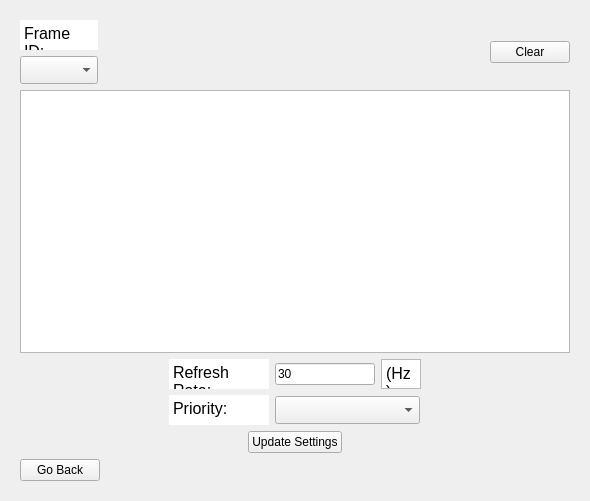
This is mocap_manager.ui in YevheniiKovryzhenko/KGroundControl as Qt 5 draws it before an edit. The edited form follows.
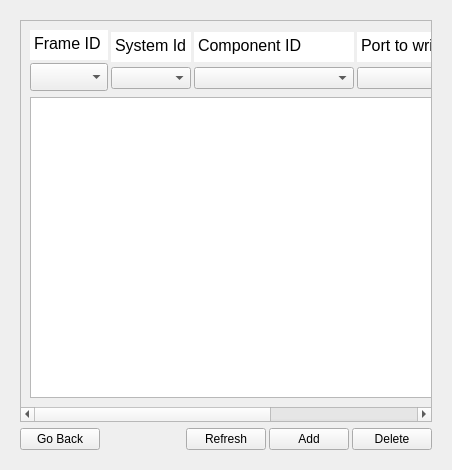
This is the edited form. The open tabs and pages were chosen to show the change.

Commit message:
fixed mocap data display
+displaying mocap data now works properly
+started adding mocap data relay menu

What changed in the file:
```diff
--- a/mocap_manager.ui
+++ b/mocap_manager.ui
@@ -6,8 +6,8 @@
    <rect>
     <x>0</x>
     <y>0</y>
-    <width>590</width>
-    <height>501</height>
+    <width>448</width>
+    <height>470</height>
    </rect>
   </property>
   <property name="windowTitle">
@@ -16,7 +16,7 @@
   <property name="locale">
    <locale language="English" country="UnitedStates"/>
   </property>
-  <layout class="QVBoxLayout" name="verticalLayout_7">
+  <layout class="QVBoxLayout" name="verticalLayout_16">
    <item>
     <widget class="QStackedWidget" name="stackedWidget_main_scroll_window">
      <property name="minimumSize">
@@ -1365,6 +1365,12 @@
              <height>0</height>
             </size>
            </property>
+           <property name="frameShape">
+            <enum>QFrame::NoFrame</enum>
+           </property>
+           <property name="frameShadow">
+            <enum>QFrame::Plain</enum>
+           </property>
            <property name="verticalScrollBarPolicy">
             <enum>Qt::ScrollBarAlwaysOff</enum>
            </property>
@@ -1593,6 +1599,696 @@
        </item>
       </layout>
      </widget>
+     <widget class="QWidget" name="page_2">
+      <layout class="QVBoxLayout" name="verticalLayout_15">
+       <item>
+        <widget class="QScrollArea" name="scrollArea">
+         <property name="widgetResizable">
+          <bool>true</bool>
+         </property>
+         <widget class="QWidget" name="scrollAreaWidgetContents">
+          <property name="geometry">
+           <rect>
+            <x>0</x>
+            <y>0</y>
+            <width>716</width>
+            <height>318</height>
+           </rect>
+          </property>
+          <layout class="QVBoxLayout" name="verticalLayout_14">
+           <item>
+            <layout class="QHBoxLayout" name="horizontalLayout_6">
+             <property name="spacing">
+              <number>3</number>
+             </property>
+             <item>
+              <layout class="QVBoxLayout" name="verticalLayout_7">
+               <property name="spacing">
+                <number>3</number>
+               </property>
+               <item>
+                <widget class="QTextBrowser" name="textBrowser_5">
+                 <property name="sizePolicy">
+                  <sizepolicy hsizetype="MinimumExpanding" vsizetype="Fixed">
+                   <horstretch>0</horstretch>
+                   <verstretch>0</verstretch>
+                  </sizepolicy>
+                 </property>
+                 <property name="minimumSize">
+                  <size>
+                   <width>78</width>
+                   <height>30</height>
+                  </size>
+                 </property>
+                 <property name="maximumSize">
+                  <size>
+                   <width>16777215</width>
+                   <height>30</height>
+                  </size>
+                 </property>
+                 <property name="sizeIncrement">
+                  <size>
+                   <width>0</width>
+                   <height>0</height>
+                  </size>
+                 </property>
+                 <property name="baseSize">
+                  <size>
+                   <width>0</width>
+                   <height>0</height>
+                  </size>
+                 </property>
+                 <property name="layoutDirection">
+                  <enum>Qt::LeftToRight</enum>
+                 </property>
+                 <property name="autoFillBackground">
+                  <bool>false</bool>
+                 </property>
+                 <property name="frameShape">
+                  <enum>QFrame::NoFrame</enum>
+                 </property>
+                 <property name="frameShadow">
+                  <enum>QFrame::Plain</enum>
+                 </property>
+                 <property name="verticalScrollBarPolicy">
+                  <enum>Qt::ScrollBarAlwaysOff</enum>
+                 </property>
+                 <property name="horizontalScrollBarPolicy">
+                  <enum>Qt::ScrollBarAlwaysOff</enum>
+                 </property>
+                 <property name="sizeAdjustPolicy">
+                  <enum>QAbstractScrollArea::AdjustToContents</enum>
+                 </property>
+                 <property name="lineWrapMode">
+                  <enum>QTextEdit::WidgetWidth</enum>
+                 </property>
+                 <property name="html">
+                  <string>&lt;!DOCTYPE HTML PUBLIC &quot;-//W3C//DTD HTML 4.0//EN&quot; &quot;http://www.w3.org/TR/REC-html40/strict.dtd&quot;&gt;
+&lt;html&gt;&lt;head&gt;&lt;meta name=&quot;qrichtext&quot; content=&quot;1&quot; /&gt;&lt;meta charset=&quot;utf-8&quot; /&gt;&lt;style type=&quot;text/css&quot;&gt;
+p, li { white-space: pre-wrap; }
+hr { height: 1px; border-width: 0; }
+li.unchecked::marker { content: &quot;\2610&quot;; }
+li.checked::marker { content: &quot;\2612&quot;; }
+&lt;/style&gt;&lt;/head&gt;&lt;body style=&quot; font-family:'Segoe UI'; font-size:9pt; font-weight:400; font-style:normal;&quot;&gt;
+&lt;p style=&quot; margin-top:0px; margin-bottom:0px; margin-left:0px; margin-right:0px; -qt-block-indent:0; text-indent:0px;&quot;&gt;&lt;span style=&quot; font-size:12pt;&quot;&gt;Frame ID&lt;/span&gt;&lt;/p&gt;&lt;/body&gt;&lt;/html&gt;</string>
+                 </property>
+                 <property name="textInteractionFlags">
+                  <set>Qt::NoTextInteraction</set>
+                 </property>
+                </widget>
+               </item>
+               <item>
+                <widget class="QComboBox" name="cmbx_relay_frameid">
+                 <property name="sizePolicy">
+                  <sizepolicy hsizetype="MinimumExpanding" vsizetype="Fixed">
+                   <horstretch>30</horstretch>
+                   <verstretch>0</verstretch>
+                  </sizepolicy>
+                 </property>
+                 <property name="minimumSize">
+                  <size>
+                   <width>78</width>
+                   <height>28</height>
+                  </size>
+                 </property>
+                 <property name="maximumSize">
+                  <size>
+                   <width>16777215</width>
+                   <height>16777215</height>
+                  </size>
+                 </property>
+                 <property name="baseSize">
+                  <size>
+                   <width>0</width>
+                   <height>0</height>
+                  </size>
+                 </property>
+                </widget>
+               </item>
+              </layout>
+             </item>
+             <item>
+              <layout class="QVBoxLayout" name="verticalLayout_8">
+               <property name="spacing">
+                <number>3</number>
+               </property>
+               <item>
+                <widget class="QTextBrowser" name="textBrowser_7">
+                 <property name="sizePolicy">
+                  <sizepolicy hsizetype="MinimumExpanding" vsizetype="Fixed">
+                   <horstretch>0</horstretch>
+                   <verstretch>0</verstretch>
+                  </sizepolicy>
+                 </property>
+                 <property name="minimumSize">
+                  <size>
+                   <width>80</width>
+                   <height>30</height>
+                  </size>
+                 </property>
+                 <property name="maximumSize">
+                  <size>
+                   <width>16777215</width>
+                   <height>30</height>
+                  </size>
+                 </property>
+                 <property name="sizeIncrement">
+                  <size>
+                   <width>0</width>
+                   <height>0</height>
+                  </size>
+                 </property>
+                 <property name="baseSize">
+                  <size>
+                   <width>0</width>
+                   <height>0</height>
+                  </size>
+                 </property>
+                 <property name="layoutDirection">
+                  <enum>Qt::LeftToRight</enum>
+                 </property>
+                 <property name="autoFillBackground">
+                  <bool>false</bool>
+                 </property>
+                 <property name="frameShape">
+                  <enum>QFrame::NoFrame</enum>
+                 </property>
+                 <property name="frameShadow">
+                  <enum>QFrame::Plain</enum>
+                 </property>
+                 <property name="verticalScrollBarPolicy">
+                  <enum>Qt::ScrollBarAlwaysOff</enum>
+                 </property>
+                 <property name="horizontalScrollBarPolicy">
+                  <enum>Qt::ScrollBarAlwaysOff</enum>
+                 </property>
+                 <property name="sizeAdjustPolicy">
+                  <enum>QAbstractScrollArea::AdjustToContents</enum>
+                 </property>
+                 <property name="lineWrapMode">
+                  <enum>QTextEdit::WidgetWidth</enum>
+                 </property>
+                 <property name="html">
+                  <string>&lt;!DOCTYPE HTML PUBLIC &quot;-//W3C//DTD HTML 4.0//EN&quot; &quot;http://www.w3.org/TR/REC-html40/strict.dtd&quot;&gt;
+&lt;html&gt;&lt;head&gt;&lt;meta name=&quot;qrichtext&quot; content=&quot;1&quot; /&gt;&lt;meta charset=&quot;utf-8&quot; /&gt;&lt;style type=&quot;text/css&quot;&gt;
+p, li { white-space: pre-wrap; }
+hr { height: 1px; border-width: 0; }
+li.unchecked::marker { content: &quot;\2610&quot;; }
+li.checked::marker { content: &quot;\2612&quot;; }
+&lt;/style&gt;&lt;/head&gt;&lt;body style=&quot; font-family:'Segoe UI'; font-size:9pt; font-weight:400; font-style:normal;&quot;&gt;
+&lt;p style=&quot; margin-top:0px; margin-bottom:0px; margin-left:0px; margin-right:0px; -qt-block-indent:0; text-indent:0px;&quot;&gt;&lt;span style=&quot; font-size:12pt;&quot;&gt;System Id&lt;/span&gt;&lt;/p&gt;&lt;/body&gt;&lt;/html&gt;</string>
+                 </property>
+                 <property name="textInteractionFlags">
+                  <set>Qt::NoTextInteraction</set>
+                 </property>
+                </widget>
+               </item>
+               <item>
+                <widget class="QComboBox" name="cmbx_relay_sysid">
+                 <property name="sizePolicy">
+                  <sizepolicy hsizetype="MinimumExpanding" vsizetype="Fixed">
+                   <horstretch>30</horstretch>
+                   <verstretch>0</verstretch>
+                  </sizepolicy>
+                 </property>
+                 <property name="minimumSize">
+                  <size>
+                   <width>80</width>
+                   <height>0</height>
+                  </size>
+                 </property>
+                 <property name="maximumSize">
+                  <size>
+                   <width>16777215</width>
+                   <height>16777215</height>
+                  </size>
+                 </property>
+                 <property name="baseSize">
+                  <size>
+                   <width>0</width>
+                   <height>0</height>
+                  </size>
+                 </property>
+                </widget>
+               </item>
+              </layout>
+             </item>
+             <item>
+              <layout class="QVBoxLayout" name="verticalLayout_10">
+               <property name="spacing">
+                <number>3</number>
+               </property>
+               <item>
+                <widget class="QTextBrowser" name="textBrowser_8">
+                 <property name="sizePolicy">
+                  <sizepolicy hsizetype="MinimumExpanding" vsizetype="Fixed">
+                   <horstretch>0</horstretch>
+                   <verstretch>0</verstretch>
+                  </sizepolicy>
+                 </property>
+                 <property name="minimumSize">
+                  <size>
+                   <width>160</width>
+                   <height>30</height>
+                  </size>
+                 </property>
+                 <property name="maximumSize">
+                  <size>
+                   <width>16777215</width>
+                   <height>30</height>
+                  </size>
+                 </property>
+                 <property name="sizeIncrement">
+                  <size>
+                   <width>0</width>
+                   <height>0</height>
+                  </size>
+                 </property>
+                 <property name="baseSize">
+                  <size>
+                   <width>0</width>
+                   <height>0</height>
+                  </size>
+                 </property>
+                 <property name="layoutDirection">
+                  <enum>Qt::LeftToRight</enum>
+                 </property>
+                 <property name="autoFillBackground">
+                  <bool>false</bool>
+                 </property>
+                 <property name="frameShape">
+                  <enum>QFrame::NoFrame</enum>
+                 </property>
+                 <property name="frameShadow">
+                  <enum>QFrame::Plain</enum>
+                 </property>
+                 <property name="verticalScrollBarPolicy">
+                  <enum>Qt::ScrollBarAlwaysOff</enum>
+                 </property>
+                 <property name="horizontalScrollBarPolicy">
+                  <enum>Qt::ScrollBarAlwaysOff</enum>
+                 </property>
+                 <property name="sizeAdjustPolicy">
+                  <enum>QAbstractScrollArea::AdjustToContents</enum>
+                 </property>
+                 <property name="lineWrapMode">
+                  <enum>QTextEdit::WidgetWidth</enum>
+                 </property>
+                 <property name="html">
+                  <string>&lt;!DOCTYPE HTML PUBLIC &quot;-//W3C//DTD HTML 4.0//EN&quot; &quot;http://www.w3.org/TR/REC-html40/strict.dtd&quot;&gt;
+&lt;html&gt;&lt;head&gt;&lt;meta name=&quot;qrichtext&quot; content=&quot;1&quot; /&gt;&lt;meta charset=&quot;utf-8&quot; /&gt;&lt;style type=&quot;text/css&quot;&gt;
+p, li { white-space: pre-wrap; }
+hr { height: 1px; border-width: 0; }
+li.unchecked::marker { content: &quot;\2610&quot;; }
+li.checked::marker { content: &quot;\2612&quot;; }
+&lt;/style&gt;&lt;/head&gt;&lt;body style=&quot; font-family:'Segoe UI'; font-size:9pt; font-weight:400; font-style:normal;&quot;&gt;
+&lt;p style=&quot; margin-top:0px; margin-bottom:0px; margin-left:0px; margin-right:0px; -qt-block-indent:0; text-indent:0px;&quot;&gt;&lt;span style=&quot; font-size:12pt;&quot;&gt;Component ID&lt;/span&gt;&lt;/p&gt;&lt;/body&gt;&lt;/html&gt;</string>
+                 </property>
+                 <property name="textInteractionFlags">
+                  <set>Qt::NoTextInteraction</set>
+                 </property>
+                </widget>
+               </item>
+               <item>
+                <widget class="QComboBox" name="cmbx_relay_compid">
+                 <property name="sizePolicy">
+                  <sizepolicy hsizetype="MinimumExpanding" vsizetype="Fixed">
+                   <horstretch>30</horstretch>
+                   <verstretch>0</verstretch>
+                  </sizepolicy>
+                 </property>
+                 <property name="minimumSize">
+                  <size>
+                   <width>160</width>
+                   <height>0</height>
+                  </size>
+                 </property>
+                 <property name="maximumSize">
+                  <size>
+                   <width>16777215</width>
+                   <height>16777215</height>
+                  </size>
+                 </property>
+                 <property name="baseSize">
+                  <size>
+                   <width>0</width>
+                   <height>0</height>
+                  </size>
+                 </property>
+                </widget>
+               </item>
+              </layout>
+             </item>
+             <item>
+              <layout class="QVBoxLayout" name="verticalLayout_11">
+               <property name="spacing">
+                <number>3</number>
+               </property>
+               <item>
+                <widget class="QTextBrowser" name="textBrowser_11">
+                 <property name="sizePolicy">
+                  <sizepolicy hsizetype="MinimumExpanding" vsizetype="Fixed">
+                   <horstretch>0</horstretch>
+                   <verstretch>0</verstretch>
+                  </sizepolicy>
+                 </property>
+                 <property name="minimumSize">
+                  <size>
+                   <width>100</width>
+                   <height>30</height>
+                  </size>
+                 </property>
+                 <property name="maximumSize">
+                  <size>
+                   <width>16777215</width>
+                   <height>30</height>
+                  </size>
+                 </property>
+                 <property name="sizeIncrement">
+                  <size>
+                   <width>0</width>
+                   <height>0</height>
+                  </size>
+                 </property>
+                 <property name="baseSize">
+                  <size>
+                   <width>0</width>
+                   <height>0</height>
+                  </size>
+                 </property>
+                 <property name="layoutDirection">
+                  <enum>Qt::LeftToRight</enum>
+                 </property>
+                 <property name="autoFillBackground">
+                  <bool>false</bool>
+                 </property>
+                 <property name="frameShape">
+                  <enum>QFrame::NoFrame</enum>
+                 </property>
+                 <property name="frameShadow">
+                  <enum>QFrame::Plain</enum>
+                 </property>
+                 <property name="verticalScrollBarPolicy">
+                  <enum>Qt::ScrollBarAlwaysOff</enum>
+                 </property>
+                 <property name="horizontalScrollBarPolicy">
+                  <enum>Qt::ScrollBarAlwaysOff</enum>
+                 </property>
+                 <property name="sizeAdjustPolicy">
+                  <enum>QAbstractScrollArea::AdjustToContents</enum>
+                 </property>
+                 <property name="lineWrapMode">
+                  <enum>QTextEdit::WidgetWidth</enum>
+                 </property>
+                 <property name="html">
+                  <string>&lt;!DOCTYPE HTML PUBLIC &quot;-//W3C//DTD HTML 4.0//EN&quot; &quot;http://www.w3.org/TR/REC-html40/strict.dtd&quot;&gt;
+&lt;html&gt;&lt;head&gt;&lt;meta name=&quot;qrichtext&quot; content=&quot;1&quot; /&gt;&lt;meta charset=&quot;utf-8&quot; /&gt;&lt;style type=&quot;text/css&quot;&gt;
+p, li { white-space: pre-wrap; }
+hr { height: 1px; border-width: 0; }
+li.unchecked::marker { content: &quot;\2610&quot;; }
+li.checked::marker { content: &quot;\2612&quot;; }
+&lt;/style&gt;&lt;/head&gt;&lt;body style=&quot; font-family:'Segoe UI'; font-size:9pt; font-weight:400; font-style:normal;&quot;&gt;
+&lt;p style=&quot; margin-top:0px; margin-bottom:0px; margin-left:0px; margin-right:0px; -qt-block-indent:0; text-indent:0px;&quot;&gt;&lt;span style=&quot; font-size:12pt;&quot;&gt;Port to write&lt;/span&gt;&lt;/p&gt;&lt;/body&gt;&lt;/html&gt;</string>
+                 </property>
+                 <property name="textInteractionFlags">
+                  <set>Qt::NoTextInteraction</set>
+                 </property>
+                </widget>
+               </item>
+               <item>
+                <widget class="QComboBox" name="cmbx_relay_port_name">
+                 <property name="sizePolicy">
+                  <sizepolicy hsizetype="MinimumExpanding" vsizetype="Fixed">
+                   <horstretch>0</horstretch>
+                   <verstretch>0</verstretch>
+                  </sizepolicy>
+                 </property>
+                 <property name="minimumSize">
+                  <size>
+                   <width>100</width>
+                   <height>0</height>
+                  </size>
+                 </property>
+                 <property name="maximumSize">
+                  <size>
+                   <width>16777215</width>
+                   <height>16777215</height>
+                  </size>
+                 </property>
+                 <property name="baseSize">
+                  <size>
+                   <width>0</width>
+                   <height>0</height>
+                  </size>
+                 </property>
+                </widget>
+               </item>
+              </layout>
+             </item>
+             <item>
+              <layout class="QVBoxLayout" name="verticalLayout_13">
+               <property name="spacing">
+                <number>3</number>
+               </property>
+               <item>
+                <widget class="QTextBrowser" name="textBrowser_6">
+                 <property name="sizePolicy">
+                  <sizepolicy hsizetype="MinimumExpanding" vsizetype="Fixed">
+                   <horstretch>0</horstretch>
+                   <verstretch>0</verstretch>
+                  </sizepolicy>
+                 </property>
+                 <property name="minimumSize">
+                  <size>
+                   <width>75</width>
+                   <height>30</height>
+                  </size>
+                 </property>
+                 <property name="maximumSize">
+                  <size>
+                   <width>16777215</width>
+                   <height>30</height>
+                  </size>
+                 </property>
+                 <property name="sizeIncrement">
+                  <size>
+                   <width>0</width>
+                   <height>0</height>
+                  </size>
+                 </property>
+                 <property name="baseSize">
+                  <size>
+                   <width>0</width>
+                   <height>0</height>
+                  </size>
+                 </property>
+                 <property name="layoutDirection">
+                  <enum>Qt::LeftToRight</enum>
+                 </property>
+                 <property name="autoFillBackground">
+                  <bool>false</bool>
+                 </property>
+                 <property name="frameShape">
+                  <enum>QFrame::NoFrame</enum>
+                 </property>
+                 <property name="frameShadow">
+                  <enum>QFrame::Plain</enum>
+                 </property>
+                 <property name="verticalScrollBarPolicy">
+                  <enum>Qt::ScrollBarAlwaysOff</enum>
+                 </property>
+                 <property name="horizontalScrollBarPolicy">
+                  <enum>Qt::ScrollBarAlwaysOff</enum>
+                 </property>
+                 <property name="sizeAdjustPolicy">
+                  <enum>QAbstractScrollArea::AdjustToContents</enum>
+                 </property>
+                 <property name="lineWrapMode">
+                  <enum>QTextEdit::WidgetWidth</enum>
+                 </property>
+                 <property name="html">
+                  <string>&lt;!DOCTYPE HTML PUBLIC &quot;-//W3C//DTD HTML 4.0//EN&quot; &quot;http://www.w3.org/TR/REC-html40/strict.dtd&quot;&gt;
+&lt;html&gt;&lt;head&gt;&lt;meta name=&quot;qrichtext&quot; content=&quot;1&quot; /&gt;&lt;meta charset=&quot;utf-8&quot; /&gt;&lt;style type=&quot;text/css&quot;&gt;
+p, li { white-space: pre-wrap; }
+hr { height: 1px; border-width: 0; }
+li.unchecked::marker { content: &quot;\2610&quot;; }
+li.checked::marker { content: &quot;\2612&quot;; }
+&lt;/style&gt;&lt;/head&gt;&lt;body style=&quot; font-family:'Segoe UI'; font-size:9pt; font-weight:400; font-style:normal;&quot;&gt;
+&lt;p style=&quot; margin-top:0px; margin-bottom:0px; margin-left:0px; margin-right:0px; -qt-block-indent:0; text-indent:0px;&quot;&gt;&lt;span style=&quot; font-size:12pt;&quot;&gt;Rate (Hz)&lt;/span&gt;&lt;/p&gt;&lt;/body&gt;&lt;/html&gt;</string>
+                 </property>
+                 <property name="textInteractionFlags">
+                  <set>Qt::NoTextInteraction</set>
+                 </property>
+                </widget>
+               </item>
+               <item>
+                <widget class="QLineEdit" name="txt_relay_update_rate_hz">
+                 <property name="sizePolicy">
+                  <sizepolicy hsizetype="MinimumExpanding" vsizetype="Fixed">
+                   <horstretch>0</horstretch>
+                   <verstretch>0</verstretch>
+                  </sizepolicy>
+                 </property>
+                 <property name="minimumSize">
+                  <size>
+                   <width>75</width>
+                   <height>0</height>
+                  </size>
+                 </property>
+                 <property name="maximumSize">
+                  <size>
+                   <width>16777215</width>
+                   <height>16777215</height>
+                  </size>
+                 </property>
+                 <property name="inputMask">
+                  <string notr="true"/>
+                 </property>
+                 <property name="text">
+                  <string notr="true">30</string>
+                 </property>
+                 <property name="maxLength">
+                  <number>10</number>
+                 </property>
+                </widget>
+               </item>
+              </layout>
+             </item>
+             <item>
+              <layout class="QVBoxLayout" name="verticalLayout_12">
+               <property name="spacing">
+                <number>3</number>
+               </property>
+               <item>
+                <widget class="QTextBrowser" name="textBrowser_16">
+                 <property name="sizePolicy">
+                  <sizepolicy hsizetype="MinimumExpanding" vsizetype="Ignored">
+                   <horstretch>0</horstretch>
+                   <verstretch>0</verstretch>
+                  </sizepolicy>
+                 </property>
+                 <property name="minimumSize">
+                  <size>
+                   <width>140</width>
+                   <height>30</height>
+                  </size>
+                 </property>
+                 <property name="maximumSize">
+                  <size>
+                   <width>16777215</width>
+                   <height>30</height>
+                  </size>
+                 </property>
+                 <property name="sizeIncrement">
+                  <size>
+                   <width>0</width>
+                   <height>0</height>
+                  </size>
+                 </property>
+                 <property name="frameShape">
+                  <enum>QFrame::NoFrame</enum>
+                 </property>
+                 <property name="frameShadow">
+                  <enum>QFrame::Plain</enum>
+                 </property>
+                 <property name="verticalScrollBarPolicy">
+                  <enum>Qt::ScrollBarAlwaysOff</enum>
+                 </property>
+                 <property name="horizontalScrollBarPolicy">
+                  <enum>Qt::ScrollBarAlwaysOff</enum>
+                 </property>
+                 <property name="sizeAdjustPolicy">
+                  <enum>QAbstractScrollArea::AdjustToContents</enum>
+                 </property>
+                 <property name="html">
+                  <string>&lt;!DOCTYPE HTML PUBLIC &quot;-//W3C//DTD HTML 4.0//EN&quot; &quot;http://www.w3.org/TR/REC-html40/strict.dtd&quot;&gt;
+&lt;html&gt;&lt;head&gt;&lt;meta name=&quot;qrichtext&quot; content=&quot;1&quot; /&gt;&lt;meta charset=&quot;utf-8&quot; /&gt;&lt;style type=&quot;text/css&quot;&gt;
+p, li { white-space: pre-wrap; }
+hr { height: 1px; border-width: 0; }
+li.unchecked::marker { content: &quot;\2610&quot;; }
+li.checked::marker { content: &quot;\2612&quot;; }
+&lt;/style&gt;&lt;/head&gt;&lt;body style=&quot; font-family:'Segoe UI'; font-size:9pt; font-weight:400; font-style:normal;&quot;&gt;
+&lt;p style=&quot; margin-top:0px; margin-bottom:0px; margin-left:0px; margin-right:0px; -qt-block-indent:0; text-indent:0px;&quot;&gt;&lt;span style=&quot; font-size:12pt;&quot;&gt;Priority&lt;/span&gt;&lt;/p&gt;&lt;/body&gt;&lt;/html&gt;</string>
+                 </property>
+                </widget>
+               </item>
+               <item>
+                <widget class="QComboBox" name="cmbx_relay_priority">
+                 <property name="sizePolicy">
+                  <sizepolicy hsizetype="MinimumExpanding" vsizetype="Fixed">
+                   <horstretch>0</horstretch>
+                   <verstretch>0</verstretch>
+                  </sizepolicy>
+                 </property>
+                 <property name="minimumSize">
+                  <size>
+                   <width>140</width>
+                   <height>0</height>
+                  </size>
+                 </property>
+                </widget>
+               </item>
+              </layout>
+             </item>
+            </layout>
+           </item>
+           <item>
+            <widget class="QTableWidget" name="tableWidget"/>
+           </item>
+          </layout>
+         </widget>
+        </widget>
+       </item>
+       <item>
+        <layout class="QHBoxLayout" name="horizontalLayout_5">
+         <property name="spacing">
+          <number>3</number>
+         </property>
+         <item>
+          <widget class="QPushButton" name="btn_relay_go_back">
+           <property name="text">
+            <string>Go Back</string>
+           </property>
+          </widget>
+         </item>
+         <item>
+          <spacer name="horizontalSpacer_19">
+           <property name="orientation">
+            <enum>Qt::Horizontal</enum>
+           </property>
+           <property name="sizeHint" stdset="0">
+            <size>
+             <width>40</width>
+             <height>20</height>
+            </size>
+           </property>
+          </spacer>
+         </item>
+         <item>
+          <widget class="QPushButton" name="btn_relay_refresh">
+           <property name="text">
+            <string>Refresh</string>
+           </property>
+          </widget>
+         </item>
+         <item>
+          <widget class="QPushButton" name="btn_relay_add">
+           <property name="text">
+            <string>Add</string>
+           </property>
+          </widget>
+         </item>
+         <item>
+          <widget class="QPushButton" name="btn_relay_delete">
+           <property name="text">
+            <string>Delete</string>
+           </property>
+          </widget>
+         </item>
+        </layout>
+       </item>
+      </layout>
+     </widget>
     </widget>
    </item>
   </layout>
```
Left out of the diff: 11 changed lines with no effect on the pictures. The commit also changes 2 other files.
